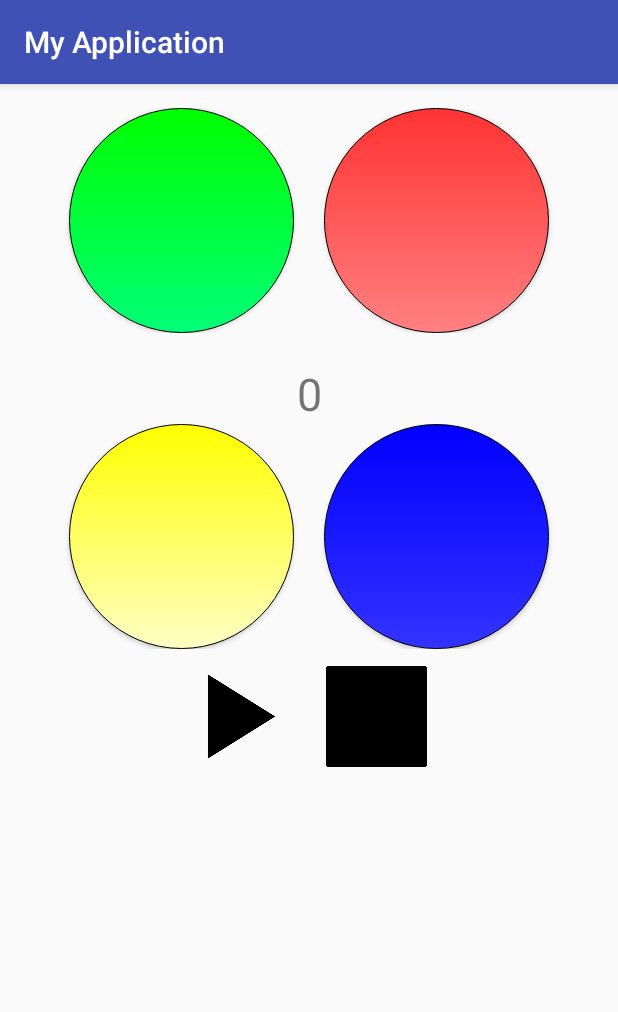
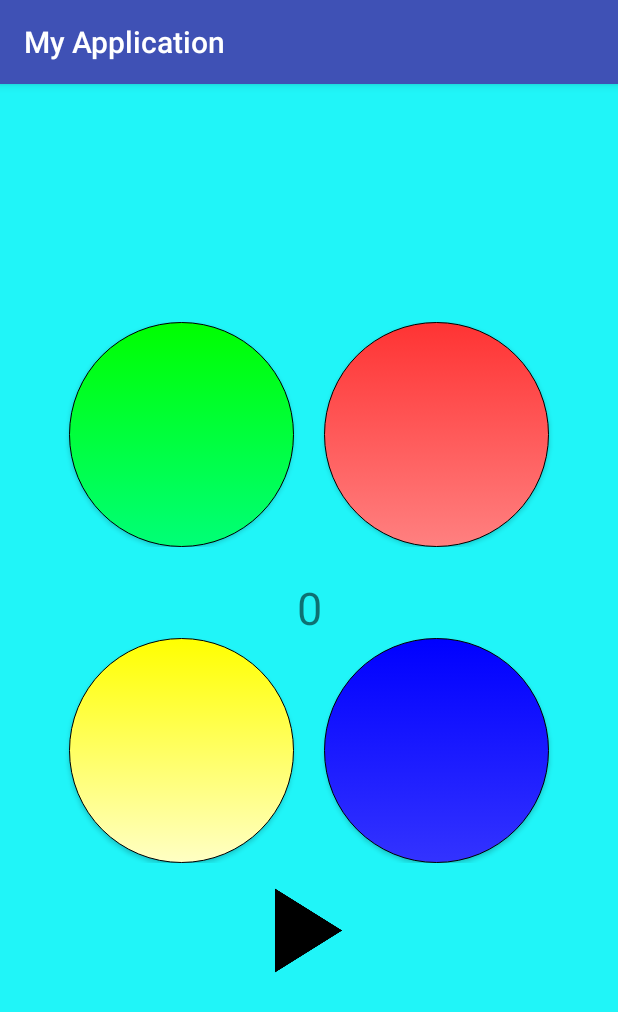
Before and after one commit to Rivalremi/Appz, an Android app: the screen it shows after launch (MainActivity), after a tap on an icon or button, on a phone screen of 412 x 824 dp. Shown: the top 1012 px of the screen. Run offline under Robolectric (Android 15) with nearby library versions, the phone set to English and light mode, and no system bars; 1 other tap on this screen came first.

Commit message:
fixed mechanics

```diff
--- a/app/build.gradle
+++ b/app/build.gradle
@@ -6,7 +6,7 @@ android {
 
     defaultConfig {
         applicationId "com.example.admin.myapplication"
-        minSdkVersion 10
+        minSdkVersion 7
         targetSdkVersion 23
         versionCode 1
         versionName "1.0"
@@ -23,5 +23,5 @@ dependencies {
     compile fileTree(dir: 'libs', include: ['*.jar'])
     testCompile 'junit:junit:4.12'
     compile 'com.android.support:appcompat-v7:23.1.1'
-    compile 'com.google.android.gms:play-services-appindexing:8.1.0'
+    compile 'com.android.support:design:23.1.1'
 }
--- a/app/src/main/java/com/example/admin/myapplication/MainActivity.java
+++ b/app/src/main/java/com/example/admin/myapplication/MainActivity.java
@@ -1,37 +1,42 @@
 package com.example.admin.myapplication;
 
 import android.app.Activity;
+import android.content.Intent;
 import android.content.res.Resources;
 import android.media.MediaPlayer;
 import android.net.Uri;
+import android.os.Build;
 import android.support.v7.app.AppCompatActivity;
 import android.os.Bundle;
 import android.view.View;
 import android.widget.Button;
+import android.widget.EditText;
+import android.widget.ImageView;
+import android.widget.LinearLayout;
+import android.widget.TextView;
 
 
 import com.example.admin.myapplication.Nodes.Queue;
-import com.google.android.gms.appindexing.Action;
-import com.google.android.gms.appindexing.AppIndex;
-import com.google.android.gms.common.api.GoogleApiClient;
 
+import java.util.ArrayList;
+import java.util.LinkedList;
 import java.util.Random;
 import java.util.logging.Handler;
 import java.util.logging.LogRecord;
 
-public class MainActivity extends AppCompatActivity {
 
 
+public class MainActivity extends AppCompatActivity {
     //Order queue stores the order the buttons need to be pressed
     //Will only be added values to
     //Will be reset at the end of every game
-    Queue<Integer> Order;
+    java.util.Queue<Integer> Order;
     //NewButt randomizes a new number every match to store into the Order Queue
     //NewButt represents the four game buttons
     Random NewButt;
     //Temp represents Order and during game it checks if the player gets the order of the buttons correct
     //resets to match "Order" at the start of every new level
-    Queue<Integer> Temp;
+    java.util.Queue<Integer> Temp;
     //Represents Game buttons
     //0 = Green
     //1 = Blue
@@ -40,6 +45,14 @@ public class MainActivity extends AppCompatActivity {
     Button[] Btn;
     MediaPlayer[] Sounds;
     Activity mActivity;
+    //Represents the play button
+    ImageView Playbut;
+    ImageView Stopbut;
+    //Represents level
+    TextView Level;
+    LinearLayout Score;
+    EditText Name;
+    Intent I;
 
 
     @Override
@@ -58,63 +71,104 @@ public class MainActivity extends AppCompatActivity {
         Sounds[2] = MediaPlayer.create(this,R.raw.c);
         Sounds[3] = MediaPlayer.create(this,R.raw.d);
         mActivity = this;
+        Playbut =(ImageView)findViewById(R.id.play);
+        Stopbut =(ImageView)findViewById(R.id.Stop);
+        Stopbut.setClickable(false);
+        Level = (TextView)findViewById(R.id.Level);
+        Score = (LinearLayout)findViewById(R.id.ScoreWindow);
+        Name = (EditText)findViewById(R.id.Name);
+        I = new Intent(this,HighScore.class);
     }
 
     public void Green(View v) {
-       PressAnim(0);
+        PressAnim(0);
+        PlayerTurn(0);
     }
 
     public void Blue(View v) {
         PressAnim(1);
+        PlayerTurn(1);
     }
 
     public void Yellow(View v) {
         PressAnim(2);
+        PlayerTurn(2);
     }
 
     public void Red(View v) {
         PressAnim(3);
+        PlayerTurn(3);
     }
 
     //Cycles through a button's click animation
    public void PressAnim( final int ButtonId){
-            runOnUiThread(new Runnable() {
-                @Override
-                public void run() {
-                    Btn[ButtonId].setPressed(true);
-                    Sounds[ButtonId].start();
-                    //If Order of numbers isn't first
-                    if (Order.getFirst().getNext() != null){
+               Btn[ButtonId].setPressed(true);
+               Sounds[ButtonId].start();
+               try {
+                   //Try pausing button for .1 seconds
+                   Thread.sleep(1000);
+               } catch (InterruptedException e) {
+                   //If problem occurs than print stack trace
+                   e.printStackTrace();
+               }
+               Btn[ButtonId].invalidate();
+           }
 
-                    }
-                    try{
-                        //Try pausing button for .5 seconds
-                        Thread.sleep(100);
-                    }catch (InterruptedException e){
-                        //If problem occurs than print stack trace
-                        e.printStackTrace();
-                    }
-                        Btn[ButtonId].invalidate();
-                    }
-                }
+    //Function to show the player which buttons to press
+    public void Animate(){
+        Integer Rando = NewButt.nextInt(4); //Takes out random number between 0 and 4
+        Order.add(Rando);//Pushes random number into the Order Queue
+        Temp = new LinkedList(Order);  // saves Order queue into Temp Queue
+        //Goes to show the player which buttons to press
+        String lev = "" + Order.size();
+        Level.setText(lev);
+        while (!Temp.isEmpty())
+            PressAnim(Temp.remove());
+        if(Order.isEmpty())
+        {
+            Score.setVisibility(View.VISIBLE);
+        }
+        Temp = new LinkedList(Order);
+    }
+    public void PlayerTurn(int ButtonNumber){
+           if (Temp.peek() == ButtonNumber) {
+               Temp.remove();
+            } else {
+                Score.setVisibility(View.VISIBLE);
 
-                );
             }
-
+        if (Temp.isEmpty()){
+            Animate();
+        }
+    }
 
     public void Play(View v) {
-        Order = new Queue<>();
-        Integer Rando = NewButt.nextInt(4); //Takes out random number between 0 and 4
-        Order.Push(Rando);//Pushes random number into the Order Queue
-        Temp = Order;// saves Order queue into Temp Queue
-        //Cycles through press animation of chosen button
-        switch (Rando){
-            case 0:PressAnim(Rando);break;
-            case 1:PressAnim(Rando);break;
-            case 2:PressAnim(Rando);break;
-            case 3:PressAnim(Rando);break;
+        Order = new LinkedList<>();
+        Animate();
+        v.setClickable(false);
+        Stopbut.setClickable(true);
+        for (int i=0;i<4;i++)
+            Btn[i].setClickable(true);
+        Stopbut.setVisibility(View.VISIBLE);
+        Playbut.setVisibility(View.INVISIBLE);
         }
-
+    public void Stop(View v){
+        Level.setText("Start");
         v.setClickable(false);
+        this.Playbut.setClickable(true);
+        Score.setVisibility(View.VISIBLE);
+    }
+    public void Next(View v){
+        //Intent I = new Intent(this,HighScore.class);
+        startActivity(I);
+        this.finish();
+    }
+    public void Back(View v){
+        if (Build.VERSION.SDK_INT >= 11)
+            super.recreate();
+        else{
+            startActivity(getIntent());
+            finish();
         }
     }
+    }
--- /dev/null
+++ b/app/src/main/res/drawable/scorewindow.xml
@@ -0,0 +1,10 @@
+<?xml version="1.0" encoding="utf-8"?>
+<selector xmlns:android="http://schemas.android.com/apk/res/android">
+    <item >
+        <shape android:shape="rectangle"   >
+            <corners android:radius="20sp" />
+            <stroke android:width="0.3sp" android:color="#000000" />
+            <gradient android:angle="-90" android:startColor="#cccccc" android:endColor="#333333"/>
+        </shape>
+    </item>
+</selector>
--- a/app/src/main/res/layout/activity_main.xml
+++ b/app/src/main/res/layout/activity_main.xml
@@ -1,4 +1,10 @@
-<LinearLayout
+<RelativeLayout
+    android:layout_width="match_parent"
+    android:layout_height="match_parent"
+    xmlns:android="http://schemas.android.com/apk/res/android"
+    android:gravity="center"
+    android:background="#20f5f8">
+    <LinearLayout
             xmlns:android="http://schemas.android.com/apk/res/android"
             android:layout_width="match_parent"
             android:layout_height="wrap_content"
@@ -12,18 +18,21 @@
             android:gravity="center"
             android:layout_marginBottom="20sp">
             <Button android:onClick="Green"
+                android:clickable="false"
                 android:id="@+id/GreenBtn"
             android:layout_width="150sp"
             android:layout_height="match_parent"
             android:background="@drawable/shapegreen"
-                android:layout_marginRight="20sp" />
+                android:layout_marginRight="20sp"
+                android:layout_marginEnd="20sp"/>
             <Button android:onClick="Red"
+                android:clickable="false"
                 android:id="@+id/RednBtn"
                 android:layout_width="150sp"
                 android:layout_height="match_parent"
                 android:background="@drawable/red"/>
         </LinearLayout>
-    <TextView
+    <TextView android:id="@+id/Level"
         android:layout_width="match_parent"
         android:layout_height="wrap_content"
         android:gravity="center"
@@ -35,12 +44,15 @@
             android:orientation="horizontal"
             android:gravity="center">
             <Button android:onClick="Yellow"
+                android:clickable="false"
                 android:id="@+id/YellowBtn"
                 android:layout_width="150sp"
                 android:layout_height="match_parent"
                 android:background="@drawable/shapeyellow"
+                android:layout_marginEnd="20sp"
                 android:layout_marginRight="20sp"/>
             <Button android:onClick="Blue"
+                android:clickable="false"
                 android:id="@+id/BlueBtn"
                 android:layout_width="150sp"
                 android:layout_height="match_parent"
@@ -48,24 +60,62 @@
         </LinearLayout>
 
 
-            <LinearLayout
+            <RelativeLayout
                 android:layout_width="match_parent"
                 android:layout_height="wrap_content"
                 android:orientation="horizontal"
                 android:gravity="center">
 
-                <ImageView android:onClick="Play"
+                <ImageView
+                    android:onClick="Play"
+                    android:id="@+id/play"
                     android:clickable="true"
                     android:layout_width="90sp"
                     android:layout_height="90sp"
                     android:scaleType="fitXY"
                     android:src="@drawable/play"/>
-
                 <ImageView android:onClick="Stop"
+                    android:id="@+id/Stop"
                     android:clickable="true"
                     android:layout_width="90sp"
                     android:layout_height="90sp"
                     android:scaleType="fitXY"
-                    android:src="@drawable/stop"/>
-            </LinearLayout>
+                    android:src="@drawable/stop"
+                    android:visibility="gone"/>
+            </RelativeLayout>
     </LinearLayout>
+        <LinearLayout android:id="@+id/ScoreWindow"
+            android:layout_width="match_parent"
+            android:layout_height="wrap_content"
+            android:orientation="vertical"
+            android:background="@drawable/scorewindow"
+            android:padding="10sp"
+            android:gravity="center"
+            android:visibility="gone">
+        <TextView
+            android:layout_width="match_parent"
+            android:layout_height="wrap_content"
+            android:text="Score"
+            android:gravity="center"/>
+        <EditText
+            android:id="@+id/Name"
+            android:layout_width="match_parent"
+            android:layout_height="wrap_content" />
+            <LinearLayout
+                android:layout_width="match_parent"
+                android:layout_height="wrap_content"
+                android:orientation="horizontal"
+                android:padding="10sp"
+                android:gravity="center">
+                <Button android:onClick="Next"
+                    android:layout_width="wrap_content"
+                    android:layout_height="wrap_content"
+                    android:text="Submit"
+                    />
+                <Button android:onClick="Back"
+                    android:layout_width="wrap_content"
+                    android:layout_height="wrap_content"
+                    android:text="Back"/>
+                </LinearLayout>
+        </LinearLayout>
+</RelativeLayout>
```
Also changed, not shown: app/src/main/AndroidManifest.xml (+4 -10 lines), app/src/main/java/com/example/admin/myapplication/HighScore.java (added, +17 -0 lines), app/src/main/res/layout/activity_high_score.xml (added, +22 -0 lines), app/src/main/res/values/strings.xml (+14 -0 lines), 1 other file.
